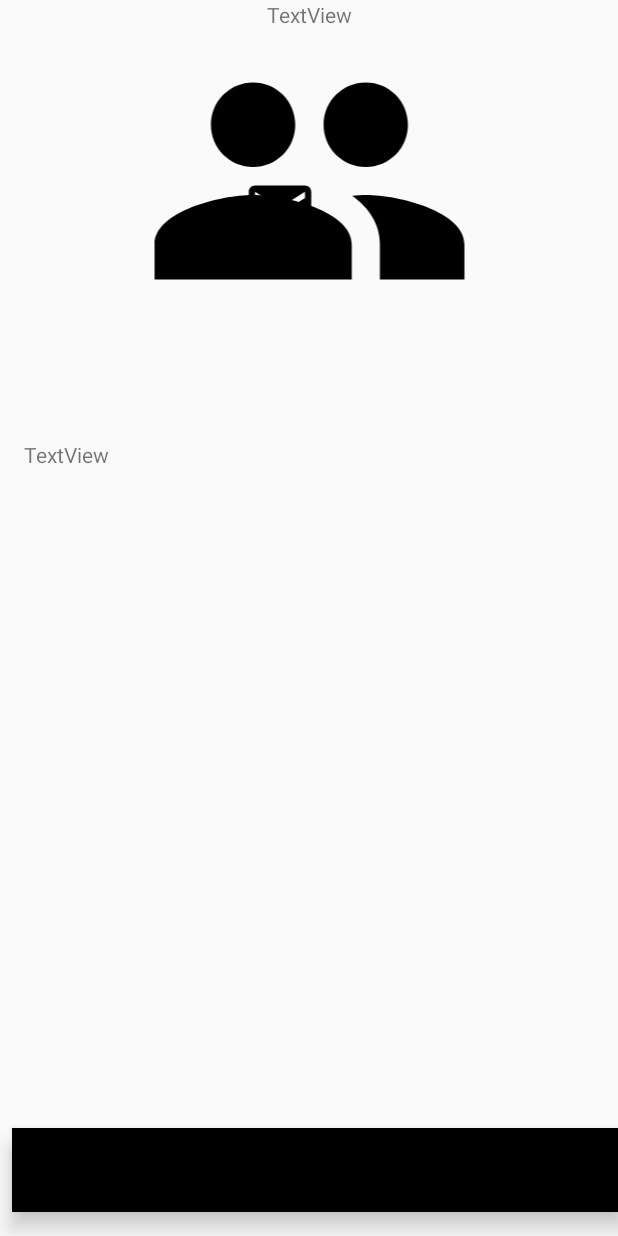
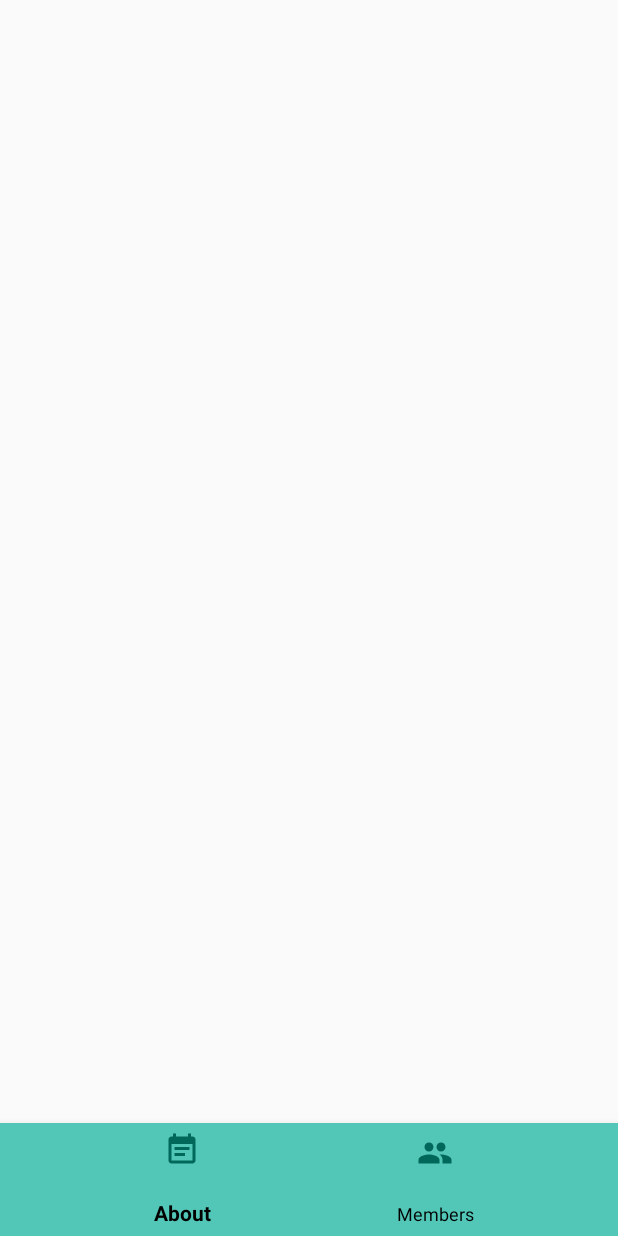
Before and after one commit to Cyber-Labs/ism-app-android, an Android app: the layout fragment_club_details_impl.xml on its own in the app's theme, with its tools: preview values and no code run, on a phone screen of 412 x 824 dp. Run offline under Robolectric (Android 15) with nearby library versions, the phone set to English and light mode, and no system bars.

Commit message:
Bottom Nav bar in club details

```diff
--- a/app/src/main/java/ismapp/iitism/cyberlabs/com/ismapp/clubdetails/Presenter/ClubDetailsPresenter.java
+++ b/app/src/main/java/ismapp/iitism/cyberlabs/com/ismapp/clubdetails/Presenter/ClubDetailsPresenter.java
@@ -19,8 +19,9 @@ public class ClubDetailsPresenter implements ClubPresenInter {
       clubDetailInterfaces.getclubdetailresponse(access_token, id, new PresenterCallback() {
           @Override
           public void onSuccess(Object o) {
+              clubDetailInterface.showProgressbar(false);
               clubDetailInterface.showmodel((ClubDetails)o);
-              clubDetailInterface.showProgressbar(false);
+
 
           }
 
--- a/app/src/main/java/ismapp/iitism/cyberlabs/com/ismapp/clubdetails/Provider/RetroClubDetail.java
+++ b/app/src/main/java/ismapp/iitism/cyberlabs/com/ismapp/clubdetails/Provider/RetroClubDetail.java
@@ -1,4 +1,6 @@
 package ismapp.iitism.cyberlabs.com.ismapp.clubdetails.Provider;
+
+import android.util.Log;
 
 import ismapp.iitism.cyberlabs.com.ismapp.clubdetails.api.Api;
 import ismapp.iitism.cyberlabs.com.ismapp.clubdetails.model.ClubDetails;
@@ -19,6 +21,8 @@ public class RetroClubDetail implements ClubDetailInterface {
         call.enqueue(new Callback<ClubDetails>() {
             @Override
             public void onResponse(Call<ClubDetails> call, Response<ClubDetails> response) {
+                ClubDetails c=(ClubDetails)response.body();
+
                 presenterCallback.onSuccess((ClubDetails)response.body());
             }
 
--- /dev/null
+++ b/app/src/main/res/drawable/back.xml
@@ -0,0 +1,4 @@
+<?xml version="1.0" encoding="UTF-8" standalone="no"?>
+<vector xmlns:android="http://schemas.android.com/apk/res/android" android:height="24dp" android:viewportHeight="24.0" android:viewportWidth="24.0" android:width="24dp">
+    <path android:fillColor="#FFFFFF" android:pathData="M20,11H7.83l5.59,-5.59L12,4l-8,8 8,8 1.41,-1.41L7.83,13H20v-2z"/>
+</vector>
--- a/app/src/main/res/layout/fragment_club_details_impl.xml
+++ b/app/src/main/res/layout/fragment_club_details_impl.xml
@@ -1,72 +1,31 @@
 <?xml version="1.0" encoding="utf-8"?>
-<android.support.constraint.ConstraintLayout xmlns:android="http://schemas.android.com/apk/res/android"
+<LinearLayout
+    xmlns:android="http://schemas.android.com/apk/res/android"
     xmlns:app="http://schemas.android.com/apk/res-auto"
     xmlns:tools="http://schemas.android.com/tools"
     android:layout_width="match_parent"
     android:layout_height="match_parent"
+    android:orientation="vertical"
     tools:context=".clubdetails.View.ClubDetailsImpl">
-
-    <ImageView
-        android:id="@+id/club_image"
-        android:layout_width="279dp"
-        android:layout_height="225dp"
-        android:layout_marginStart="8dp"
-        android:layout_marginLeft="8dp"
-        android:layout_marginTop="8dp"
-        android:layout_marginEnd="8dp"
-        android:layout_marginRight="8dp"
-        android:src="@drawable/club"
-        app:layout_constraintEnd_toEndOf="parent"
-        app:layout_constraintStart_toStartOf="parent"
-        app:layout_constraintTop_toTopOf="parent" />
-
-    <TextView
-        android:id="@+id/club_name"
-        android:layout_width="wrap_content"
-        android:layout_height="wrap_content"
-        android:layout_marginStart="16dp"
-        android:layout_marginLeft="16dp"
-        android:layout_marginTop="60dp"
-        android:text="TextView"
-        app:layout_constraintStart_toStartOf="parent"
-        app:layout_constraintTop_toBottomOf="@+id/club_image" />
-
-    <TextView
-        android:id="@+id/club_description"
-        android:layout_width="wrap_content"
-        android:layout_height="wrap_content"
-        android:layout_marginStart="8dp"
-        android:layout_marginLeft="8dp"
-        android:layout_marginEnd="8dp"
-        android:layout_marginRight="8dp"
-        android:text="TextView"
-        app:layout_constraintEnd_toEndOf="parent"
-        app:layout_constraintStart_toStartOf="parent"
-        tools:layout_editor_absoluteY="345dp" />
-
-    <ImageView
-        android:id="@+id/browser_icon"
-        android:layout_width="69dp"
-        android:layout_height="50dp"
-        android:layout_marginStart="152dp"
-        android:layout_marginLeft="152dp"
-        android:layout_marginTop="96dp"
-        android:src="@drawable/ic_email_black_24dp"
-        app:layout_constraintStart_toStartOf="parent"
-        app:layout_constraintTop_toBottomOf="@+id/club_description" />
+    <FrameLayout
+        android:layout_width="match_parent"
+        android:layout_height="0dp"
+        android:layout_weight="10"
+        android:id="@+id/club_details_container"/>
 
     <android.support.design.widget.BottomNavigationView
         android:id="@+id/bottom_nav"
-        android:layout_width="407dp"
-        android:layout_height="56dp"
-        android:layout_marginStart="8dp"
-        android:layout_marginLeft="8dp"
-        android:layout_marginBottom="16dp"
-        app:layout_constraintBottom_toBottomOf="parent"
-        app:layout_constraintStart_toStartOf="parent">
+        android:layout_width="match_parent"
+        android:layout_height="0dp"
+        android:layout_weight="1"
+        android:background="@color/colorPrimary"
+        app:itemIconTint="@color/colorPrimaryDark"
+        app:itemTextColor="#000"
+        app:menu="@menu/bottom_club_detail"
+        >
 
 
     </android.support.design.widget.BottomNavigationView>
 
 
-</android.support.constraint.ConstraintLayout>
+</LinearLayout>
--- a/app/src/main/res/layout/nav_header_main.xml
+++ b/app/src/main/res/layout/nav_header_main.xml
@@ -15,7 +15,7 @@
 
     <ImageView
         android:id="@+id/imageView"
-        android:layout_width="387dp"
+        android:layout_width="match_parent"
         android:layout_height="0dp"
         android:layout_weight="1"
         android:contentDescription="@string/nav_header_desc"
--- /dev/null
+++ b/app/src/main/res/menu/bottom_club_detail.xml
@@ -0,0 +1,13 @@
+<?xml version="1.0" encoding="utf-8"?>
+<menu xmlns:android="http://schemas.android.com/apk/res/android">
+<item
+   android:id="@+id/desc_club"
+   android:icon="@drawable/feed"
+    android:iconTint="@color/colorPrimaryDark"
+   android:title="About"/>
+    <item
+        android:id="@+id/memb_club"
+        android:icon="@drawable/club"
+        android:iconTint="@color/colorPrimaryDark"
+        android:title="Members"/>
+</menu>
```
Also changed, not shown: app/src/main/java/ismapp/iitism/cyberlabs/com/ismapp/Authentication/LogIn/View/LoginViewImp.java (+7 -0 lines), app/src/main/java/ismapp/iitism/cyberlabs/com/ismapp/Authentication/ResetPassword/View/reset_view.java (+5 -3 lines), app/src/main/java/ismapp/iitism/cyberlabs/com/ismapp/Clubs/model/ClubsName.java (+4 -4 lines), app/src/main/java/ismapp/iitism/cyberlabs/com/ismapp/Clubs/view/ClubAdapter.java (+28 -14 lines), app/src/main/java/ismapp/iitism/cyberlabs/com/ismapp/Clubs/view/ClubsFrag.java (+24 -10 lines), app/src/main/java/ismapp/iitism/cyberlabs/com/ismapp/MainActivity.java (+62 -18 lines), app/src/main/java/ismapp/iitism/cyberlabs/com/ismapp/clubdetails/View/ClubDetailnMemb.java (added, +38 -0 lines), app/src/main/java/ismapp/iitism/cyberlabs/com/ismapp/clubdetails/View/ClubDetailsImpl.java (+43 -25 lines), app/src/main/java/ismapp/iitism/cyberlabs/com/ismapp/helper/SharedPrefs.java (+25 -1 lines), app/src/main/res/layout/club_description.xml (added, +74 -0 lines).
